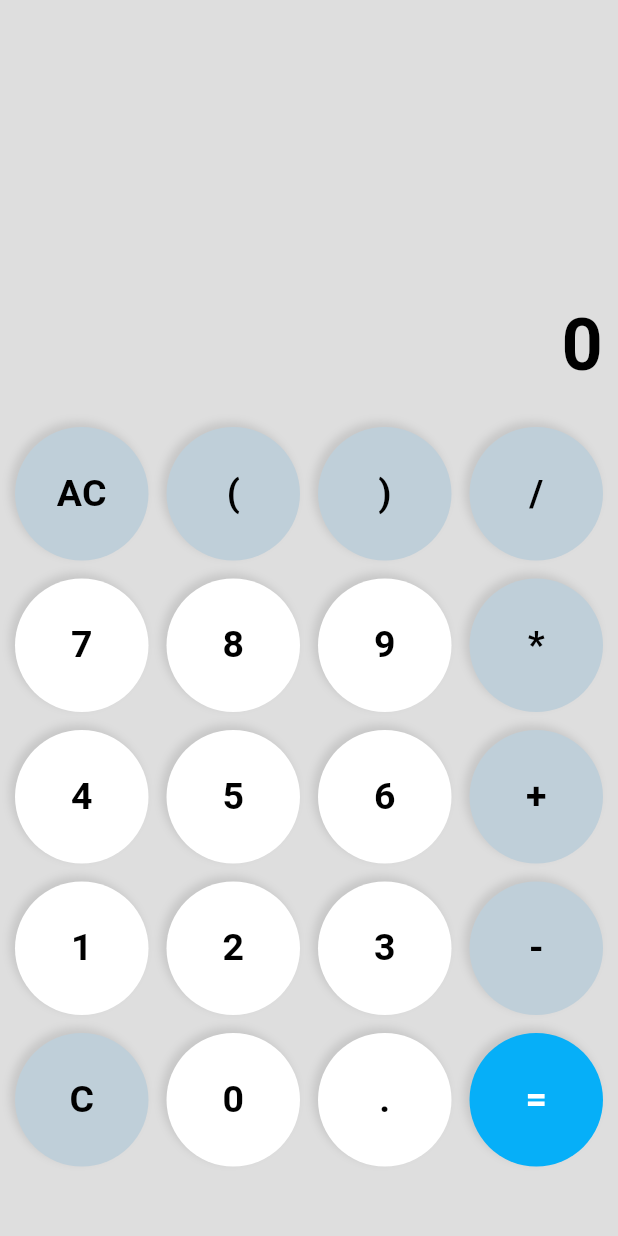
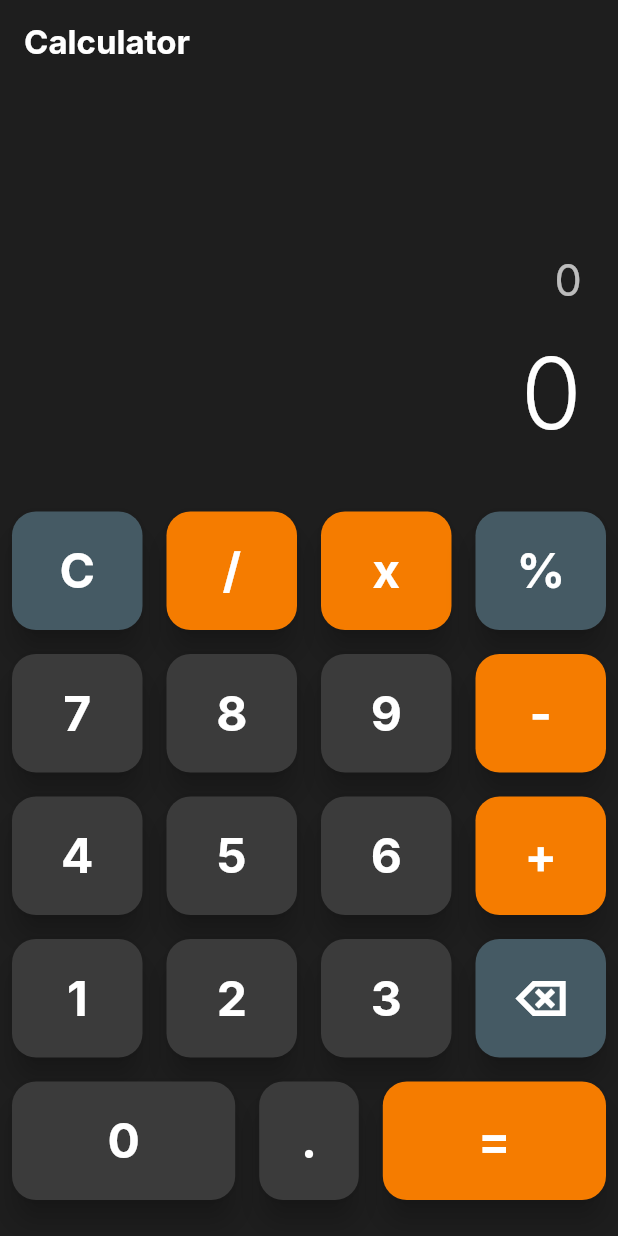
Before and after one commit to tripathivivek98/calculator, a Flutter app: the screen it shows after launch, on a phone screen of 412 x 824 dp. Run offline on Flutter 3.47's test engine with Material 3 defaults, Android fonts, the phone set to English and light mode, and no system bars; Roboto replaces fonts that are missing (Inter).

Commit message:
Complete Code Signed-off-by: tripathivivek98 <tripathivivek1998@gmail.com>

```diff
--- a/lib/main.dart
+++ b/lib/main.dart
@@ -1,186 +1,26 @@
+import 'package:calculator/screens/calculator_screen.dart';
 import 'package:flutter/material.dart';
-import 'package:math_expressions/math_expressions.dart';
 
-void main() =>
-    runApp(MaterialApp(home: Calculator(), debugShowCheckedModeBanner: false));
-
-class Calculator extends StatefulWidget {
-  @override
-  State<Calculator> createState() => CalculatorState();
+void main() {
+  runApp(const CalculatorApp());
 }
 
-class CalculatorState extends State<Calculator> {
-  String userInput = "";
-  String result = "0";
-  List<String> buttonList = [
-    'AC',
-    '(',
-    ')',
-    '/',
-    '7',
-    '8',
-    '9',
-    '*',
-    '4',
-    '5',
-    '6',
-    '+',
-    '1',
-    '2',
-    '3',
-    '-',
-    'C',
-    '0',
-    '.',
-    '=',
-  ];
+class CalculatorApp extends StatelessWidget {
+  const CalculatorApp({super.key});
 
   @override
   Widget build(BuildContext context) {
-    return Scaffold(
-      backgroundColor: Color(0xffdedede),
-      body: Column(children: [
-        SizedBox(
-          height: MediaQuery.of(context).size.height / 3,
-          child: Column(
-            mainAxisAlignment: MainAxisAlignment.end,
-            children: [
-              Container(
-                padding: EdgeInsets.all(20),
-                alignment: Alignment.centerRight,
-                child: Text(
-                  userInput,
-                  style: TextStyle(fontSize: 32, color: Colors.black),
-                ),
-              ),
-              Container(
-                padding: EdgeInsets.all(10),
-                alignment: Alignment.centerRight,
-                child: Text(
-                  result,
-                  style: TextStyle(
-                      fontSize: 48,
-                      color: Colors.black,
-                      fontWeight: FontWeight.bold),
-                ),
-              )
-            ],
-          ),
-        ),
-        //Divider(color: Colors.white),
-        Expanded(
-            child: Container(
-          padding: EdgeInsets.all(10),
-          child: GridView.builder(
-            itemCount: buttonList.length,
-            gridDelegate: SliverGridDelegateWithFixedCrossAxisCount(
-                crossAxisCount: 4, crossAxisSpacing: 12, mainAxisSpacing: 12),
-            itemBuilder: (BuildContext context, int index) {
-              return CustomButton(buttonList[index]);
-            },
-          ),
-        ))
-      ]),
+    return MaterialApp(
+      debugShowCheckedModeBanner: false,
+      title: 'Flutter Calculator',
+      theme: ThemeData(
+        brightness: Brightness.dark,
+        primarySwatch: Colors.blueGrey,
+        // Define the default font family
+        fontFamily: 'Inter',
+        useMaterial3: true,
+      ),
+      home: const CalculatorScreen(),
     );
   }
-
-  Widget CustomButton(String text) {
-    return InkWell(
-      splashColor: Color(0xFF1d2630),
-      onTap: () {
-        setState(() {
-          handleButtons(text);
-        });
-      },
-      child: Ink(
-        decoration: BoxDecoration(
-            color: getBgColor(text),
-            borderRadius: BorderRadius.circular(50),
-            boxShadow: [
-              BoxShadow(
-                color: Colors.black.withOpacity(0.1),
-                blurRadius: 4,
-                spreadRadius: 0.5,
-                offset: Offset(-3, -3),
-              )
-            ]),
-        child: Center(
-          child: Text(
-            text,
-            style: TextStyle(
-                color: getColor(text),
-                fontSize: 25,
-                fontWeight: FontWeight.bold),
-          ),
-        ),
-      ),
-    );
-  }
-
-  getColor(String text) {
-    if (text == "=") {
-      return Colors.white;
-    }
-    return Colors.black;
-  }
-
-  getBgColor(String text) {
-    if (text == "AC" ||
-        text == "/" ||
-        text == "*" ||
-        text == "+" ||
-        text == "-" ||
-        text == "C" ||
-        text == "(" ||
-        text == ")") {
-      return Color.fromARGB(255, 191, 207, 217);
-    }
-    if (text == "=") {
-      return Color.fromARGB(255, 6, 175, 248);
-    }
-    return Colors.white;
-  }
-
-  handleButtons(String text) {
-    if (text == "AC") {
-      userInput = "";
-      result = "0";
-      return;
-    } else if (text == "C") {
-      if (userInput.isNotEmpty) {
-        userInput = userInput.substring(0, userInput.length - 1);
-        return;
-      } else {
-        return null;
-      }
-    } else if (text == "=") {
-      if (userInput.isEmpty) {
-        return "";
-      }
-      result = calculate();
-      userInput = result;
-      if (userInput.endsWith(".0")) {
-        userInput = userInput.replaceAll(".0", "");
-      }
-      if (result.endsWith(".0")) {
-        result = result.replaceAll(".0", "");
-      }
-      return;
-    } else if (text == "/" || text == "*" || text == "+" || text == "-"|| text==")") {
-      if (userInput.isEmpty) {
-        return "";
-      }
-    }
-    userInput = userInput + text;
-  }
-
-  String calculate() {
-    try {
-      var exp = Parser().parse(userInput);
-      var evaluation = exp.evaluate(EvaluationType.REAL, ContextModel());
-      return evaluation.toString();
-    } catch (e) {
-      return "";
-    }
-  }
 }
--- /dev/null
+++ b/lib/screens/calculator_screen.dart
@@ -0,0 +1,153 @@
+import 'package:flutter/material.dart';
+
+import '../utils/calculator_logic.dart';
+import '../widgets/calculator_button.dart';
+
+class CalculatorScreen extends StatefulWidget {
+  const CalculatorScreen({super.key});
+
+  @override
+  State<CalculatorScreen> createState() => _CalculatorScreenState();
+}
+
+class _CalculatorScreenState extends State<CalculatorScreen> {
+  // Initialize the domain logic/state manager
+  late final CalculatorLogic _logic;
+
+  @override
+  void initState() {
+    super.initState();
+    _logic = CalculatorLogic();
+    // Listen for changes and rebuild the UI
+    _logic.addListener(_rebuildUI);
+  }
+
+  @override
+  void dispose() {
+    _logic.removeListener(_rebuildUI);
+    _logic.dispose();
+    super.dispose();
+  }
+
+  // Simple method to force a rebuild when CalculatorLogic notifies listeners
+  void _rebuildUI() {
+    setState(() {});
+  }
+
+  // Define the layout of the buttons. Replaced one '=' with '⌫'.
+  final List<List<String>> buttonLayout = const [
+    ['C', '/', 'x', '%'],
+    ['7', '8', '9', '-'],
+    ['4', '5', '6', '+'],
+    ['1', '2', '3', '⌫'], // Backspace button added here
+    ['0', '.','='], // Last row: '0'(2 units), '.'(1 unit), '='(1 unit). The '' is a placeholder to align the row.
+  ];
+
+  /// Get color for a button based on its text.
+  Color _getButtonColor(String text) {
+    // '⌫' uses the utility color (BlueGrey)
+    if (text == 'C' || text == '%' || text == '⌫') return Colors.blueGrey.shade700;
+    if (['/', 'x', '-', '+', '='].contains(text)) {
+      return Colors.orange.shade700;
+    }
+    return const Color(0xFF3B3B3B); // Dark grey for numbers/dot
+  }
+
+  /// Get text color for a button.
+  Color _getButtonTextColor(String text) {
+    if (text == 'C' || text == '%' || text == '⌫') return Colors.white;
+    if (['/', 'x', '-', '+', '='].contains(text)) return Colors.white;
+    return Colors.white;
+  }
+
+  @override
+  Widget build(BuildContext context) {
+    // Get the size for responsiveness, primarily for text sizing
+    final screenWidth = MediaQuery.of(context).size.width;
+    final displayFontSize = screenWidth * 0.16;
+    final historyFontSize = screenWidth * 0.07;
+
+    return Scaffold(
+      backgroundColor: const Color(0xFF1E1E1E), // Very dark background
+      appBar: AppBar(
+        title: const Text('Calculator', style: TextStyle(color: Colors.white, fontWeight: FontWeight.bold)),
+        backgroundColor: const Color(0xFF1E1E1E),
+        elevation: 0,
+      ),
+      body: SafeArea(
+        child: Column(
+          children: <Widget>[
+            // --- Display Area ---
+            Expanded(
+              child: Container(
+                padding: const EdgeInsets.all(24.0),
+                alignment: Alignment.bottomRight,
+                child: Column(
+                  mainAxisAlignment: MainAxisAlignment.end,
+                  crossAxisAlignment: CrossAxisAlignment.end,
+                  children: [
+                    // History Display
+                    Text(
+                      _logic.displayHistory,
+                      style: TextStyle(
+                        fontSize: historyFontSize,
+                        color: Colors.white70,
+                        fontFamily: 'Inter',
+                      ),
+                      maxLines: 1,
+                      overflow: TextOverflow.ellipsis,
+                    ),
+                    const SizedBox(height: 8),
+                    // Main Buffer/Result Display
+                    Text(
+                      _logic.hasError ? 'Error' : _logic.displayBuffer,
+                      style: TextStyle(
+                        fontSize: displayFontSize,
+                        color: Colors.white,
+                        fontWeight: FontWeight.w300,
+                        fontFamily: 'Inter',
+                      ),
+                      maxLines: 1,
+                      overflow: TextOverflow.ellipsis,
+                    ),
+                  ],
+                ),
+              ),
+            ),
+            // --- Button Grid ---
+            Padding(
+              padding: const EdgeInsets.only(bottom: 16.0),
+              child: Column(
+                children: buttonLayout.map((row) {
+                  return Row(
+                    children: row.map((buttonText) {
+                      // if (buttonText.isEmpty) {
+                      //   // Empty slot in the last row is ignored (or can be a Spacer)
+                      //   // A Spacer ensures the preceding buttons fill the available space evenly.
+                      //   return const Spacer();
+                      // }
+
+                      // Determine flex. '0' is 2x wide, all others are 1x.
+                      int flex = 1;
+                      if (buttonText == '=' || buttonText == '0') {
+                        flex = 2;
+                      }
+
+                      return CalculatorButton(
+                        text: buttonText,
+                        color: _getButtonColor(buttonText),
+                        textColor: _getButtonTextColor(buttonText),
+                        onTap: () => _logic.buttonPressed(buttonText),
+                        flex: flex,
+                      );
+                    }).toList(),
+                  );
+                }).toList(),
+              ),
+            ),
+          ],
+        ),
+      ),
+    );
+  }
+}
--- /dev/null
+++ b/lib/widgets/calculator_button.dart
@@ -0,0 +1,46 @@
+import 'package:flutter/material.dart';
+
+class CalculatorButton extends StatelessWidget {
+  final String text;
+  final Color color;
+  final Color textColor;
+  final VoidCallback onTap;
+  final int flex;
+
+  const CalculatorButton({
+    super.key,
+    required this.text,
+    required this.color,
+    this.textColor = Colors.white,
+    required this.onTap,
+    this.flex = 1,
+  });
+
+  @override
+  Widget build(BuildContext context) {
+    return Expanded(
+      flex: flex,
+      child: Padding(
+        padding: const EdgeInsets.all(8.0),
+        child: ElevatedButton(
+          onPressed: onTap,
+          style: ElevatedButton.styleFrom(
+            backgroundColor: color,
+            foregroundColor: textColor,
+            shape: RoundedRectangleBorder(
+              borderRadius: BorderRadius.circular(16.0), // Rounded corners
+            ),
+            padding: const EdgeInsets.symmetric(vertical: 20, horizontal: 10),
+            textStyle: TextStyle(
+              fontSize: 32,
+              fontWeight: FontWeight.bold,
+              fontFamily: 'Inter',
+            ),
+            elevation: 8,
+          ),
+          child: Text(text),
+        ),
+      ),
+    );
+  }
+}
```
Also changed, not shown: lib/utils/calculator_logic.dart (added, +199 -0 lines), pubspec.yaml (+7 -9 lines), home.png (added), pubspec.lock, 73 other files.
